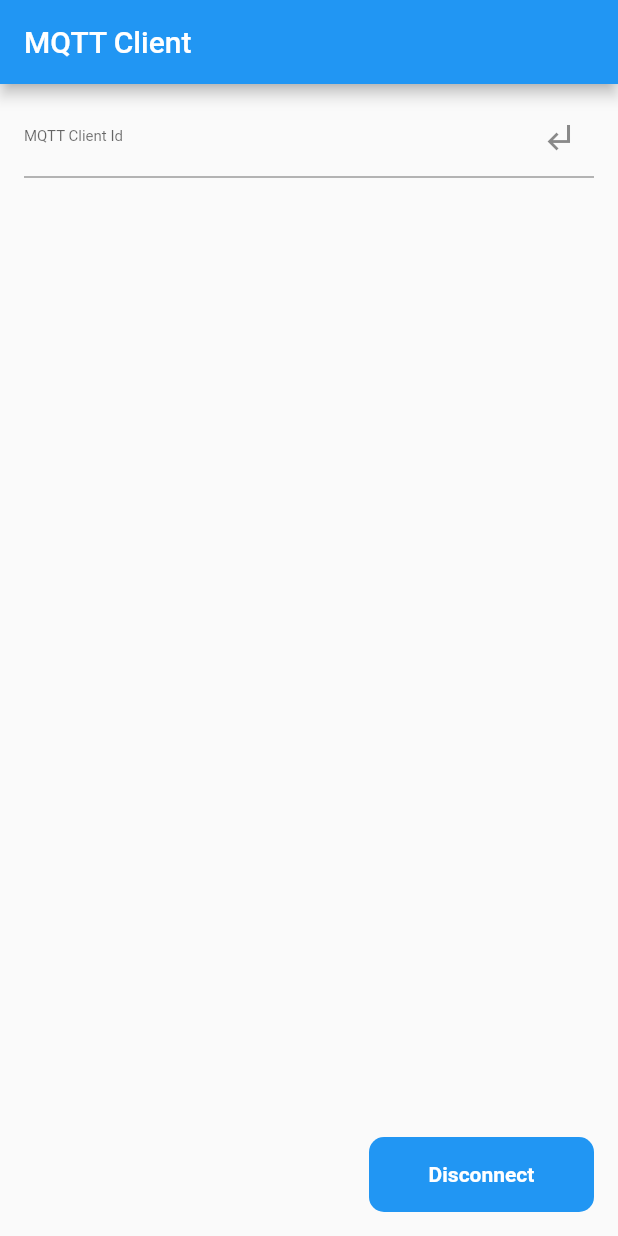
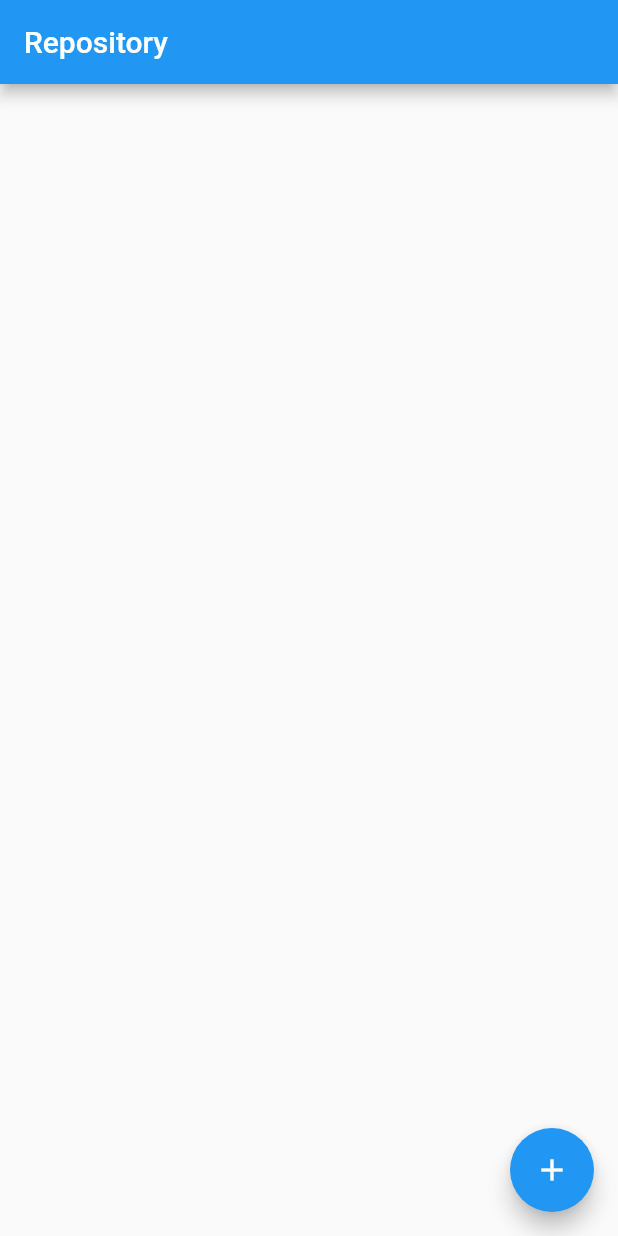
Before and after one commit to entest-hai/flutter_aws_iot, a Flutter app: the screen it shows after launch, on a phone screen of 412 x 824 dp. Run offline on Flutter 3.47's test engine with Material 2 defaults, Android fonts, the phone set to English and light mode, and no system bars; our stand-ins replace flutter_bloc; missing offline and left inert: mqtt_client.

Commit message:
simple test flutter bloc repository

```diff
--- a/lib/main.dart
+++ b/lib/main.dart
@@ -1,7 +1,8 @@
 import 'package:flutter/material.dart';
 import 'package:flutter_aws_iot/view/awsiotapp.dart';
+import 'package:flutter_aws_iot/view/testrepositoryview.dart';
 import 'package:flutter_aws_iot/view/teststreambuilderview.dart';
 
 void main() {
-  runApp(AWSIoTApp());
+  runApp(RepositoryApp());
 }
--- a/lib/view/awsiotapp.dart
+++ b/lib/view/awsiotapp.dart
@@ -59,9 +59,6 @@ class _MQTTClientState extends State<MQTTClient> {
                 if (state is MQTTConnecting) CircularProgressIndicator(),
                 if (state is MQTTConnected)
                   listMessages(context.read<MQTTClientRepository>().messages)
-                // if (state is MQTTConnected)
-                //   streamMessages(
-                //       context.read<MQTTClientRepository>().client.updates!)
               ],
             );
           },
--- /dev/null
+++ b/lib/view/testrepositoryview.dart
@@ -0,0 +1,71 @@
+import 'package:flutter/material.dart';
+import 'package:flutter_bloc/flutter_bloc.dart';
+
+class RepositoryApp extends StatelessWidget {
+  @override
+  Widget build(BuildContext context) {
+    return MaterialApp(
+      home: MultiRepositoryProvider(
+        providers: [
+          RepositoryProvider(
+            create: (context) => MessageRepository(),
+          )
+        ],
+        child: MultiBlocProvider(
+          providers: [
+            BlocProvider(
+              create: (context) =>
+                  AddBloc(repository: context.read<MessageRepository>()),
+            )
+          ],
+          child: BlocBuilder<AddBloc, AddState>(
+            builder: (context, state) {
+              return Scaffold(
+                appBar: AppBar(
+                  title: Text("Repository"),
+                ),
+                body: ListView.builder(
+                  itemCount: context.read<MessageRepository>().messages.length,
+                  itemBuilder: (context, index) {
+                    final List<String> messages =
+                        context.read<MessageRepository>().messages;
+                    return ListTile(
+                      title: Text("${messages[index]} $index"),
+                    );
+                  },
+                ),
+                floatingActionButton: FloatingActionButton(
+                  onPressed: () {
+                    context.read<AddBloc>().add(AddEvent());
+                  },
+                  child: Icon(Icons.add),
+                ),
+              );
+            },
+          ),
+        ),
+      ),
+    );
+  }
+}
+
+class MessageRepository {
+  List<String> messages = [];
+}
+
+class AddEvent {}
+
+class AddState {}
+
+class AddBloc extends Bloc<AddEvent, AddState> {
+  final MessageRepository repository;
+  AddBloc({required this.repository}) : super(AddState());
+
+  @override
+  Stream<AddState> mapEventToState(AddEvent event) async* {
+    if (event is AddEvent) {
+      this.repository.messages.add("new message");
+      yield AddState();
+    }
+  }
+}
```
